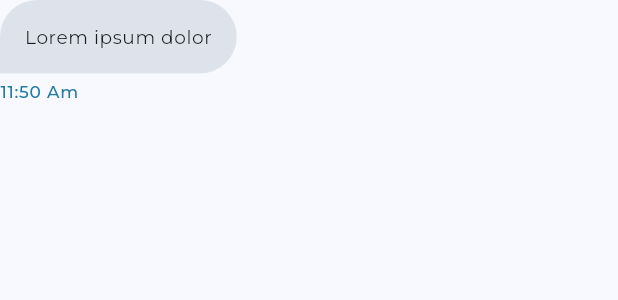
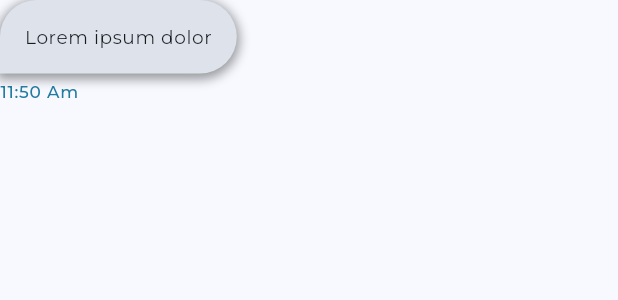
Before and after one commit to Bit-Camp-IO/E-Fashion_Flutter, a Flutter app: the BuildMessageItem widget shown alone on an empty page, opened directly, on a phone screen of 412 x 824 dp. Shown: the top 300 px of the screen. Run offline on Flutter 3.47's test engine with Material 2 defaults, Android fonts, the phone set to English and light mode, and no system bars; our stand-ins replace auto_route, cached_network_image, dio, easy_stepper, equatable, flutter_bloc and 4 more; network calls fail; project files that could hold a hidden picture were left out.

```diff
--- a/lib/features/account/presentation/components/build_message_item.dart
+++ b/lib/features/account/presentation/components/build_message_item.dart
@@ -20,6 +20,14 @@ class BuildMessageItem extends StatelessWidget {
                 topLeft: const Radius.circular(50).r,
                 bottomRight: const Radius.circular(50).r,
               ),
+              boxShadow: const [
+                BoxShadow(
+                  color: Colors.black38,
+                  spreadRadius: 2.0,
+                  blurRadius: 5,
+                  offset: Offset(0, 2),
+                ),
+              ],
             ),
             child: Text(
               "Lorem ipsum dolor",
--- a/lib/features/auth/presentation/components/custom_text_form_field.dart
+++ b/lib/features/auth/presentation/components/custom_text_form_field.dart
@@ -57,7 +57,7 @@ class CustomTextFormField extends StatelessWidget {
           ),
         ),
         focusedBorder: OutlineInputBorder(
-          borderRadius: BorderRadius.circular(8.0).r,
+          borderRadius: BorderRadius.circular(borderRadius ?? 8.0).r,
           borderSide: BorderSide(
             color: Theme.of(context).primaryColor,
           ),
```
Also changed, not shown: lib/features/account/presentation/screens/chat_support_screen.dart (+8 -3 lines).
